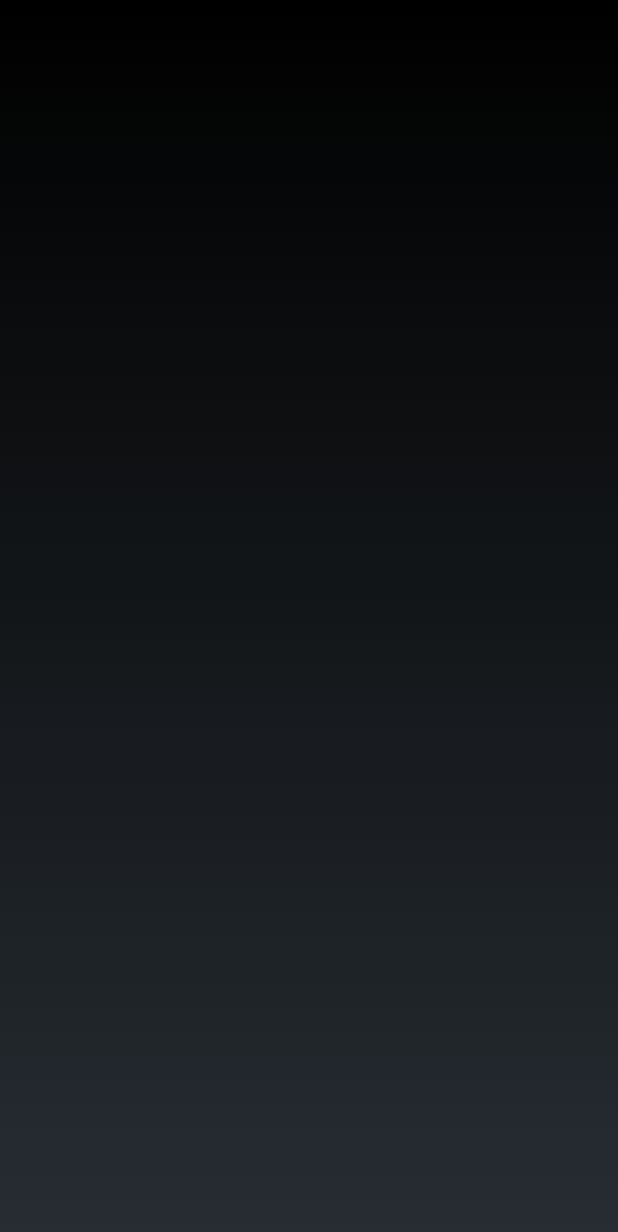
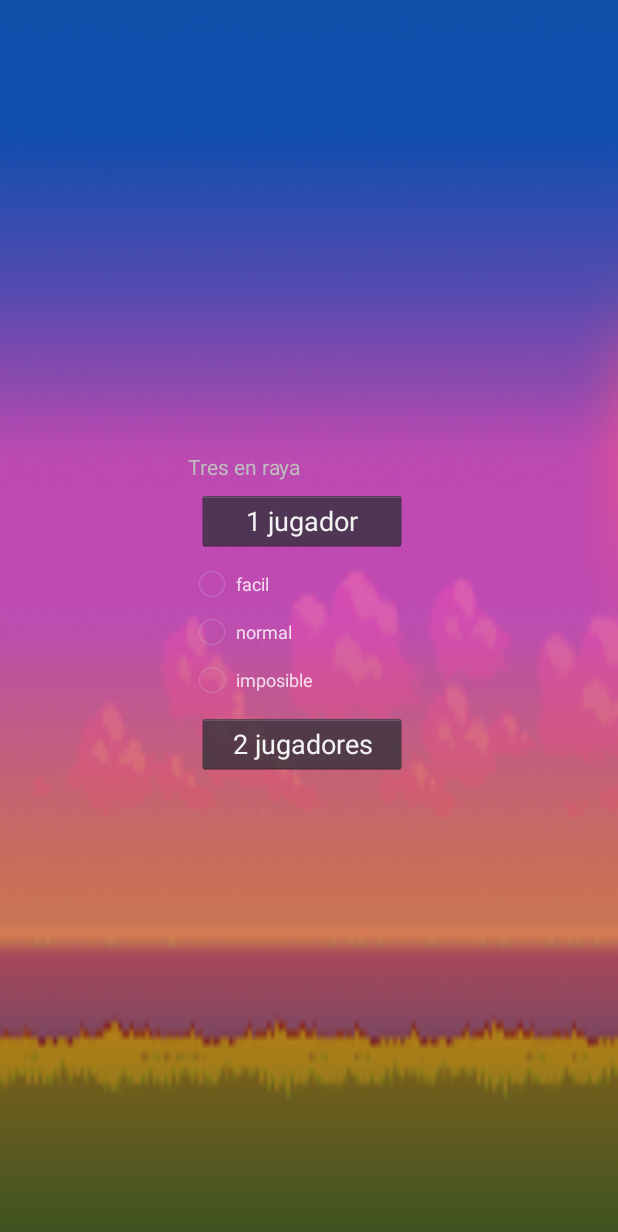
Before and after one commit to jokermanjrj/Tres_en_Raya, an Android app: the layout activity_pantalla_nombres.xml on its own in the app's theme, with its tools: preview values and no code run, on a phone screen of 412 x 824 dp. Shown: the top 1232 px of the screen. Run offline under Robolectric (Android 15) with nearby library versions, the phone set to English and light mode, and no system bars; Roboto replaces fonts that are not available here.

Commit message:
0.1.0 Con tres actividades

```diff
--- a/Project/app/src/main/java/com/example/project/Pantalla_nombres.java
+++ b/Project/app/src/main/java/com/example/project/Pantalla_nombres.java
@@ -11,4 +11,7 @@ public class Pantalla_nombres extends AppCompatActivity {
         super.onCreate(savedInstanceState);
         setContentView(R.layout.activity_pantalla_nombres);
     }
+
+
+
 }
--- a/Project/app/src/main/res/layout/activity_pantalla__inicial.xml
+++ b/Project/app/src/main/res/layout/activity_pantalla__inicial.xml
@@ -13,50 +13,7 @@
         android:layout_height="match_parent"
         android:layout_weight="0.5" />
 
-    <LinearLayout
-        android:layout_width="wrap_content"
-        android:layout_height="wrap_content"
-        android:orientation="vertical"
-        android:layout_gravity="center_vertical">
-        <TextView
-            style="@style/titulo"
-            android:text="@string/app_name" />
-        <Button
-            android:id="@+id/unjug"
-            android:text="@string/un_jugador"
-            style="@style/boton"
-            />
 
-        <RadioGroup
-            android:id="@+id/dificultad"
-            android:layout_width="wrap_content"
-            android:layout_height="wrap_content">
-
-            <RadioButton
-                android:id="@+id/facil"
-                style="@style/radio"
-                android:text="@string/facil" />
-
-            <RadioButton
-                android:id="@+id/normal"
-                style="@style/radio"
-                android:text="@string/normal" />
-
-            <RadioButton
-                android:id="@+id/imposible"
-                style="@style/radio"
-                android:text="@string/imposible" />
-        </RadioGroup>
-        <Button
-            android:id="@+id/dosjug"
-            android:text="@string/dos_jugador"
-            style="@style/boton"/>
-    </LinearLayout>
-
-    <Space
-        android:layout_width="10dp"
-        android:layout_height="match_parent"
-        android:layout_weight="0.5" />
 
     <GridLayout
         android:layout_width="wrap_content"
@@ -91,6 +48,10 @@
         <ImageView
             android:id="@+id/c3"
             style="@style/casilla" />
+    </GridLayout>
 
-    </GridLayout>
+    <Space
+        android:layout_width="10dp"
+        android:layout_height="match_parent"
+        android:layout_weight="0.5" />
 </LinearLayout>
--- a/Project/app/src/main/res/layout/activity_pantalla_nombres.xml
+++ b/Project/app/src/main/res/layout/activity_pantalla_nombres.xml
@@ -1,9 +1,61 @@
 <?xml version="1.0" encoding="utf-8"?>
-<androidx.constraintlayout.widget.ConstraintLayout xmlns:android="http://schemas.android.com/apk/res/android"
-    xmlns:app="http://schemas.android.com/apk/res-auto"
+<LinearLayout xmlns:android="http://schemas.android.com/apk/res/android"
     xmlns:tools="http://schemas.android.com/tools"
     android:layout_width="match_parent"
     android:layout_height="match_parent"
-    tools:context=".Pantalla_nombres">
+    android:padding="@dimen/paddinf_pantalla"
+    android:orientation="horizontal"
+    android:background="@mipmap/ic_launcher_foreground"
+    tools:context=".Pantalla_Inicial">
 
-</androidx.constraintlayout.widget.ConstraintLayout>
+    <Space
+        android:layout_width="1dp"
+        android:layout_height="match_parent"
+        android:layout_weight="0.5" />
+
+    <LinearLayout
+        android:layout_width="wrap_content"
+        android:layout_height="wrap_content"
+        android:orientation="vertical"
+        android:layout_gravity="center_vertical">
+        <TextView
+            style="@style/titulo"
+            android:text="@string/app_name" />
+        <Button
+            android:id="@+id/unjug"
+            android:text="@string/un_jugador"
+            style="@style/boton"
+            />
+
+        <RadioGroup
+            android:id="@+id/dificultad"
+            android:layout_width="wrap_content"
+            android:layout_height="wrap_content">
+
+            <RadioButton
+                android:id="@+id/facil"
+                style="@style/radio"
+                android:text="@string/facil" />
+
+            <RadioButton
+                android:id="@+id/normal"
+                style="@style/radio"
+                android:text="@string/normal" />
+
+            <RadioButton
+                android:id="@+id/imposible"
+                style="@style/radio"
+                android:text="@string/imposible" />
+        </RadioGroup>
+        <Button
+            android:id="@+id/dosjug"
+            android:text="@string/dos_jugador"
+            style="@style/boton"/>
+    </LinearLayout>
+
+    <Space
+        android:layout_width="10dp"
+        android:layout_height="match_parent"
+        android:layout_weight="0.5" />
+
+</LinearLayout>
```
